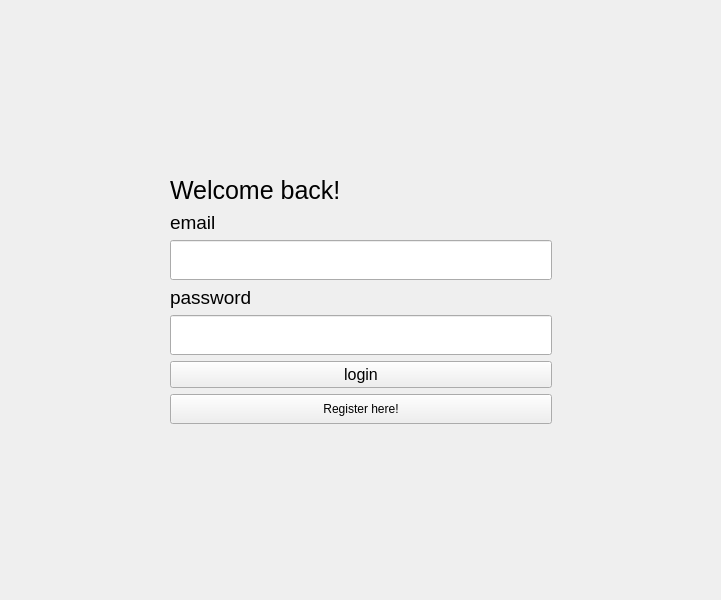
Before: the Qt Designer form ui/login.ui in pvminhha2016-hub/PTA39PTA39-SPCK, drawn with Qt 5.
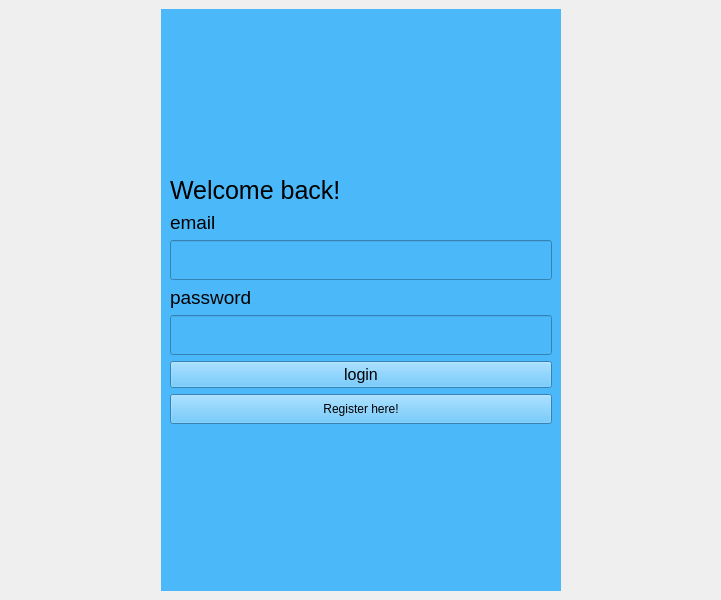
After: the same form once the commit is applied.

Patch:
```diff
--- a/ui/login.ui
+++ b/ui/login.ui
@@ -36,6 +36,9 @@
         <height>0</height>
        </size>
       </property>
+      <property name="styleSheet">
+       <string notr="true">background : #4BB8FA</string>
+      </property>
       <layout class="QVBoxLayout" name="verticalLayout">
        <item>
         <spacer name="verticalSpacer_2">
```
